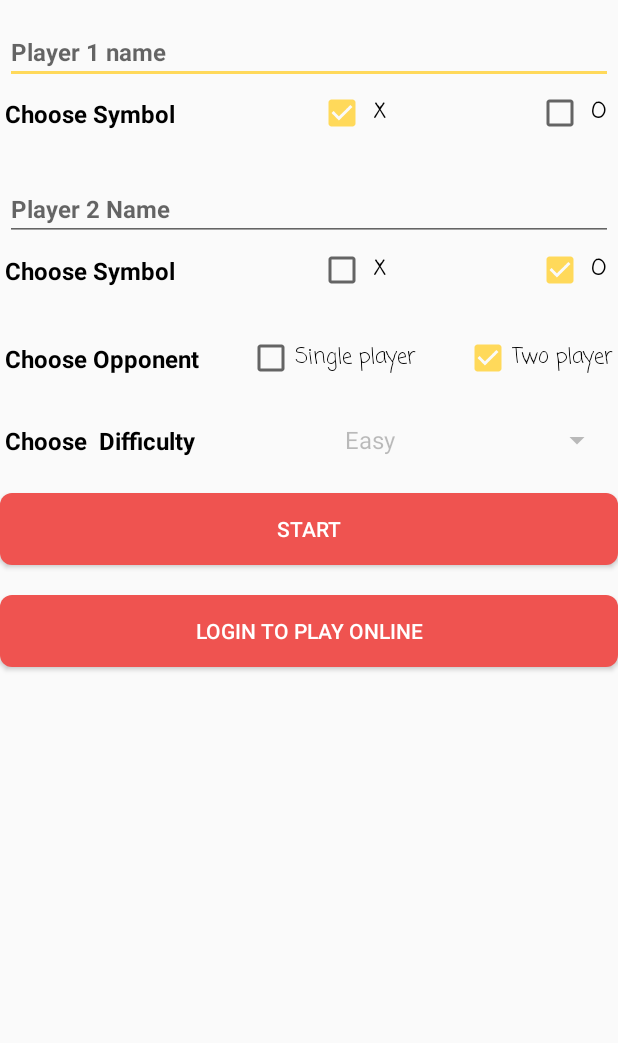
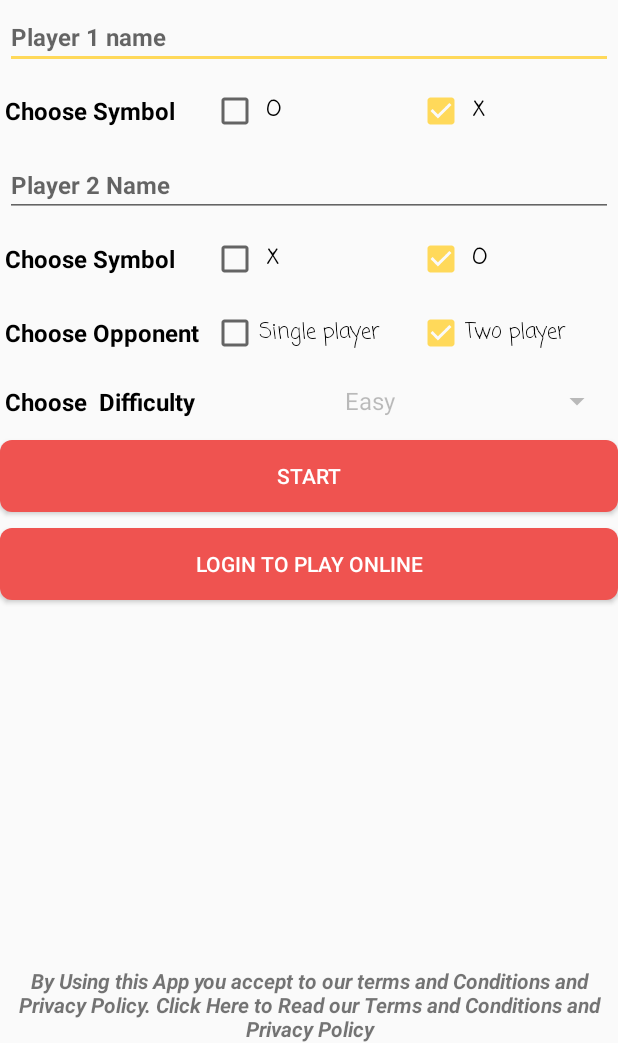
Before and after one commit to aishik212/tictactoe, an Android app: the screen it shows after launch (MainActivity), on a phone screen of 412 x 824 dp, the part 193-1236 px from its top. Run offline under Robolectric (Android 15) with nearby library versions, the phone set to English and light mode, and no system bars; our stand-ins replace AdMob, CircleImageView, Firebase (no records; nobody signed in at launch, a user with empty details on screens opened directly); pictures from the network do not load; 6 statements that could not run were skipped.

Commit message:
Added Terms & Conditions & Privacy Policy Fixed Cancel Button
Took 1 hour 36 minutes

```diff
--- a/app/src/main/java/simpleapps/tictactoe/Afterstart.java
+++ b/app/src/main/java/simpleapps/tictactoe/Afterstart.java
@@ -676,7 +676,6 @@ public class Afterstart extends AppCompatActivity {
                     score1++;
                     TextView q1 = findViewById(R.id.p1score);
                     q1.setText("" + score1);
-                    Log.d("texts", "winchecker: A PLAYER WON");
                     if (selectedsingleplayer) {
                         MediaPlayer winSound = MediaPlayer.create(this, R.raw.winsound);
                         winSound.setVolume(0.4F, 0.4F);
--- a/app/src/main/res/layout/activity_main.xml
+++ b/app/src/main/res/layout/activity_main.xml
@@ -11,6 +11,7 @@
         android:id="@+id/bannerAdFrame"
         android:layout_width="0dp"
         android:layout_height="wrap_content"
+        android:visibility="gone"
         app:layout_constraintBottom_toBottomOf="parent"
         app:layout_constraintEnd_toEndOf="parent"
         app:layout_constraintStart_toStartOf="parent" />
@@ -20,10 +21,11 @@
         android:layout_width="0dp"
         android:layout_height="0dp"
         android:visibility="visible"
-        app:layout_constraintBottom_toTopOf="@+id/bannerAdFrame"
+        app:layout_constraintBottom_toTopOf="@+id/tc_tv"
         app:layout_constraintEnd_toEndOf="parent"
         app:layout_constraintStart_toStartOf="parent"
-        app:layout_constraintTop_toBottomOf="@+id/constraintLayout">
+        app:layout_constraintTop_toBottomOf="@+id/constraintLayout"
+        tools:visibility="visible">
 
         <LinearLayout
             android:layout_width="match_parent"
@@ -31,16 +33,44 @@
             android:gravity="center"
             android:orientation="vertical">
 
-            <androidx.constraintlayout.widget.ConstraintLayout
+            <EditText
+                android:id="@+id/playerone"
+                android:layout_width="match_parent"
+                android:layout_height="wrap_content"
+                android:layout_margin="3dp"
+                android:hint="Player 1 name"
+                android:imeActionLabel="NEXT"
+                android:imeOptions="actionNext"
+                android:inputType="textCapSentences|textPersonName"
+                android:textColor="@android:color/black"
+                android:textSize="16sp"
+                android:textStyle="bold" />
+
+            <androidx.appcompat.widget.LinearLayoutCompat
                 android:id="@+id/constraintLayout2"
                 android:layout_width="match_parent"
                 android:layout_height="wrap_content"
-                android:layout_marginTop="10dp"
-                android:layout_marginBottom="10dp">
+                android:layout_marginTop="5dp"
+                android:layout_marginBottom="5dp"
+                android:gravity="center_vertical">
+
+                <TextView
+                    android:id="@+id/textView4"
+                    android:layout_width="match_parent"
+                    android:layout_height="wrap_content"
+                    android:layout_margin="3dp"
+                    android:layout_weight="1"
+                    android:text="Choose Symbol"
+                    android:textColor="@android:color/black"
+                    android:textSize="16sp"
+                    android:textStyle="bold"
+                    app:layout_constraintBottom_toBottomOf="parent"
+                    app:layout_constraintStart_toStartOf="parent"
+                    app:layout_constraintTop_toBottomOf="@+id/playerone" />
 
                 <CheckBox
                     android:id="@+id/player1o"
-                    android:layout_width="wrap_content"
+                    android:layout_width="match_parent"
                     android:layout_height="wrap_content"
                     android:layout_margin="3dp"
                     android:layout_weight="1"
@@ -54,7 +84,7 @@
 
                 <CheckBox
                     android:id="@+id/player1x"
-                    android:layout_width="wrap_content"
+                    android:layout_width="match_parent"
                     android:layout_height="wrap_content"
                     android:layout_margin="3dp"
                     android:layout_weight="1"
@@ -67,25 +97,32 @@
                     app:layout_constraintStart_toEndOf="@+id/textView4"
                     app:layout_constraintTop_toTopOf="@+id/textView4" />
 
+            </androidx.appcompat.widget.LinearLayoutCompat>
+
             <EditText
-                    android:id="@+id/playerone"
+                android:id="@+id/playertwo"
                 android:layout_width="match_parent"
                 android:layout_height="wrap_content"
                 android:layout_margin="3dp"
-                    android:hint="Player 1 name"
-                    android:imeActionLabel="NEXT"
-                    android:imeOptions="actionNext"
+                android:layout_marginTop="4dp"
+                android:hint="Player 2 Name"
+                android:imeActionLabel="DONE"
+                android:imeOptions="actionDone"
                 android:inputType="textCapSentences|textPersonName"
-                    android:textColor="@android:color/black"
                 android:textSize="16sp"
-                    android:textStyle="bold"
-                    app:layout_constraintEnd_toEndOf="parent"
-                    app:layout_constraintStart_toStartOf="parent"
-                    app:layout_constraintTop_toTopOf="parent" />
+                android:textStyle="bold" />
+
+            <androidx.appcompat.widget.LinearLayoutCompat
+                android:id="@+id/constraintLayout3"
+                android:layout_width="match_parent"
+                android:layout_height="wrap_content"
+                android:layout_marginTop="5dp"
+                android:layout_marginBottom="5dp"
+                android:gravity="center_vertical">
 
                 <TextView
-                    android:id="@+id/textView4"
-                    android:layout_width="0dp"
+                    android:id="@+id/textView6"
+                    android:layout_width="match_parent"
                     android:layout_height="wrap_content"
                     android:layout_margin="3dp"
                     android:layout_weight="1"
@@ -95,19 +132,11 @@
                     android:textStyle="bold"
                     app:layout_constraintBottom_toBottomOf="parent"
                     app:layout_constraintStart_toStartOf="parent"
-                    app:layout_constraintTop_toBottomOf="@+id/playerone" />
-            </androidx.constraintlayout.widget.ConstraintLayout>
-
-            <androidx.constraintlayout.widget.ConstraintLayout
-                android:id="@+id/constraintLayout3"
-                android:layout_width="match_parent"
-                android:layout_height="wrap_content"
-                android:layout_marginTop="10dp"
-                android:layout_marginBottom="10dp">
+                    app:layout_constraintTop_toBottomOf="@+id/playertwo" />
 
                 <CheckBox
                     android:id="@+id/player2x"
-                    android:layout_width="wrap_content"
+                    android:layout_width="match_parent"
                     android:layout_height="wrap_content"
                     android:layout_margin="3dp"
                     android:layout_weight="1"
@@ -122,7 +151,7 @@
 
                 <CheckBox
                     android:id="@+id/player2o"
-                    android:layout_width="wrap_content"
+                    android:layout_width="match_parent"
                     android:layout_height="wrap_content"
                     android:layout_margin="3dp"
                     android:layout_weight="1"
@@ -134,70 +163,19 @@
                     app:layout_constraintEnd_toEndOf="parent"
                     app:layout_constraintTop_toTopOf="@+id/textView6" />
 
-                <EditText
-                    android:id="@+id/playertwo"
-                    android:layout_width="match_parent"
-                    android:layout_height="wrap_content"
-                    android:layout_margin="3dp"
-                    android:layout_marginTop="4dp"
-                    android:hint="Player 2 Name"
-                    android:imeActionLabel="DONE"
-                    android:imeOptions="actionDone"
-                    android:inputType="textCapSentences|textPersonName"
-                    android:textSize="16sp"
-                    android:textStyle="bold"
-                    app:layout_constraintEnd_toEndOf="parent"
-                    app:layout_constraintStart_toStartOf="parent"
-                    app:layout_constraintTop_toTopOf="parent" />
+            </androidx.appcompat.widget.LinearLayoutCompat>
 
-                <TextView
-                    android:id="@+id/textView6"
-                    android:layout_width="0dp"
-                    android:layout_height="wrap_content"
-                    android:layout_margin="3dp"
-                    android:layout_weight="1"
-                    android:text="Choose Symbol"
-                    android:textColor="@android:color/black"
-                    android:textSize="16sp"
-                    android:textStyle="bold"
-                    app:layout_constraintBottom_toBottomOf="parent"
-                    app:layout_constraintStart_toStartOf="parent"
-                    app:layout_constraintTop_toBottomOf="@+id/playertwo" />
-            </androidx.constraintlayout.widget.ConstraintLayout>
-
-            <androidx.constraintlayout.widget.ConstraintLayout
+            <androidx.appcompat.widget.LinearLayoutCompat
                 android:id="@+id/constraintLayout4"
                 android:layout_width="match_parent"
                 android:layout_height="wrap_content"
-                android:layout_marginTop="10dp"
-                android:layout_marginBottom="10dp">
-
-                <CheckBox
-                    android:id="@+id/tplayer"
-                    android:layout_width="wrap_content"
-                    android:layout_height="wrap_content"
-                    android:layout_margin="3dp"
-                    android:fontFamily="casual"
-                    android:text="Two player"
-                    app:layout_constraintBottom_toBottomOf="parent"
-                    app:layout_constraintEnd_toEndOf="parent"
-                    app:layout_constraintTop_toTopOf="parent" />
-
-                <CheckBox
-                    android:id="@+id/splayer"
-                    android:layout_width="wrap_content"
-                    android:layout_height="wrap_content"
-                    android:layout_margin="3dp"
-                    android:fontFamily="casual"
-                    android:text="Single player"
-                    app:layout_constraintBottom_toBottomOf="parent"
-                    app:layout_constraintEnd_toStartOf="@+id/tplayer"
-                    app:layout_constraintStart_toEndOf="@+id/textView7"
-                    app:layout_constraintTop_toTopOf="parent" />
+                android:layout_marginTop="5dp"
+                android:layout_marginBottom="5dp"
+                android:gravity="center_vertical">
 
                 <TextView
                     android:id="@+id/textView7"
-                    android:layout_width="wrap_content"
+                    android:layout_width="match_parent"
                     android:layout_height="wrap_content"
                     android:layout_margin="3dp"
                     android:layout_weight="1"
@@ -209,14 +187,40 @@
                     app:layout_constraintBottom_toBottomOf="parent"
                     app:layout_constraintStart_toStartOf="parent"
                     app:layout_constraintTop_toTopOf="parent" />
-            </androidx.constraintlayout.widget.ConstraintLayout>
+
+                <CheckBox
+                    android:id="@+id/splayer"
+                    android:layout_width="match_parent"
+                    android:layout_height="wrap_content"
+                    android:layout_margin="3dp"
+                    android:layout_weight="1"
+                    android:fontFamily="casual"
+                    android:text="Single player"
+                    app:layout_constraintBottom_toBottomOf="parent"
+                    app:layout_constraintEnd_toStartOf="@+id/tplayer"
+                    app:layout_constraintStart_toEndOf="@+id/textView7"
+                    app:layout_constraintTop_toTopOf="parent" />
+
+                <CheckBox
+                    android:id="@+id/tplayer"
+                    android:layout_width="match_parent"
+                    android:layout_height="wrap_content"
+                    android:layout_margin="3dp"
+                    android:layout_weight="1"
+                    android:fontFamily="casual"
+                    android:text="Two player"
+                    app:layout_constraintBottom_toBottomOf="parent"
+                    app:layout_constraintEnd_toEndOf="parent"
+                    app:layout_constraintTop_toTopOf="parent" />
+
+            </androidx.appcompat.widget.LinearLayoutCompat>
 
             <androidx.constraintlayout.widget.ConstraintLayout
                 android:id="@+id/constraintLayout5"
                 android:layout_width="match_parent"
                 android:layout_height="wrap_content"
-                android:layout_marginTop="10dp"
-                android:layout_marginBottom="10dp">
+                android:layout_marginTop="5dp"
+                android:layout_marginBottom="5dp">
 
                 <Spinner
                     android:id="@+id/difficulty"
@@ -255,8 +259,8 @@
                 android:layout_height="wrap_content"
                 android:layout_alignParentBottom="true"
                 android:layout_centerHorizontal="true"
-                android:layout_marginTop="10dp"
-                android:layout_marginBottom="10dp"
+                android:layout_marginTop="5dp"
+                android:layout_marginBottom="5dp"
                 android:background="@drawable/round"
                 android:onClick="startgame"
                 android:text="start"
@@ -268,8 +272,8 @@
                 android:layout_height="wrap_content"
                 android:layout_alignParentBottom="true"
                 android:layout_centerHorizontal="true"
-                android:layout_marginTop="10dp"
-                android:layout_marginBottom="10dp"
+                android:layout_marginTop="5dp"
+                android:layout_marginBottom="5dp"
                 android:background="@drawable/round"
                 android:onClick="onClick"
                 android:text="PLAY ONLINE"
@@ -405,6 +409,18 @@
             app:layout_constraintTop_toBottomOf="@+id/textView3" />
     </androidx.constraintlayout.widget.ConstraintLayout>
 
+    <TextView
+        android:id="@+id/tc_tv"
+        android:layout_width="match_parent"
+        android:layout_height="wrap_content"
+        android:onClick="onClick"
+        android:text="@string/tcmessage"
+        android:textAlignment="center"
+        android:textStyle="bold|italic"
+        app:layout_constraintBottom_toTopOf="@+id/bannerAdFrame"
+        app:layout_constraintEnd_toEndOf="parent"
+        app:layout_constraintStart_toStartOf="parent" />
+
     <include
         android:id="@+id/search_include_layout"
         layout="@layout/search_loading_layout"
--- a/app/src/main/res/layout/content_afterstart.xml
+++ b/app/src/main/res/layout/content_afterstart.xml
@@ -248,7 +248,8 @@
         android:text="Your Turn"
         android:textColor="@color/primaryLightColor"
         android:textSize="22sp"
-        android:textStyle="bold" />
+        android:textStyle="bold"
+        android:visibility="gone" />
 
     <LinearLayout
         android:id="@+id/linearLayout"
@@ -290,7 +291,7 @@
         android:id="@+id/bannerAdFrame"
         android:layout_width="match_parent"
         android:layout_height="wrap_content"
-        android:visibility="visible"
+        android:visibility="gone"
         app:layout_constraintBottom_toBottomOf="parent"
         app:layout_constraintEnd_toEndOf="parent"
         app:layout_constraintStart_toStartOf="parent" />
--- a/app/src/main/res/values/strings.xml
+++ b/app/src/main/res/values/strings.xml
@@ -11,5 +11,6 @@
     <!--    ADMOB START -->
     <string name="admobAppId">ca-app-pub-5925062597723127~9998237077</string>
     <string name="admobBasicBannerId">ca-app-pub-5925062597723127/3373118971</string>
+    <string name="tcmessage">By Using this App you accept to our terms and Conditions and Privacy Policy. Click Here to Read our Terms and Conditions and Privacy Policy</string>
     <!--    ADMOB END -->
 </resources>
--- a/gradle.properties
+++ b/gradle.properties
@@ -18,3 +18,7 @@
 # org.gradle.parallel=true
 android.enableJetifier=true
 android.useAndroidX=true
+org.gradle.daemon=true
+org.gradle.parallel=true
+org.gradle.configureondemand=true
+org.gradle.jvmargs=-Xmx4096m -XX:MaxPermSize=1024m -XX:+HeapDumpOnOutOfMemoryError -Dfile.encoding=UTF-8
```
Also changed, not shown: app/src/main/java/simpleapps/tictactoe/AfterstartOnline.java (+17 -12 lines), app/src/main/java/simpleapps/tictactoe/MainActivity.kt (+21 -6 lines), 2 other files. Lines whose indentation alone changed are shown as unchanged.
